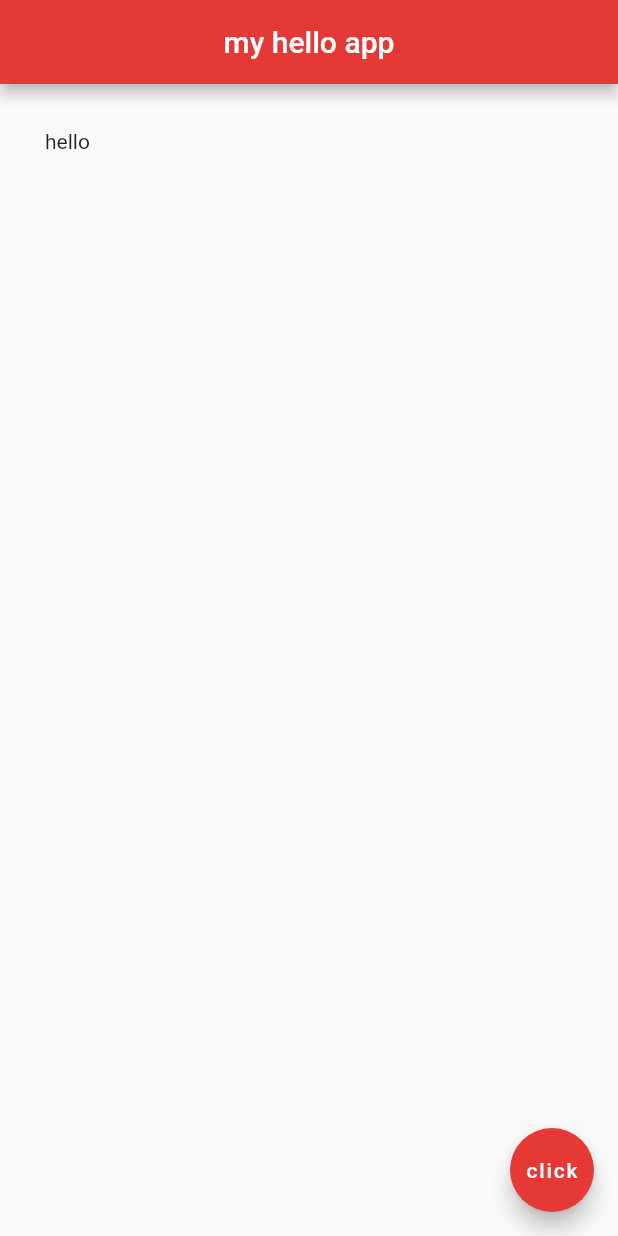
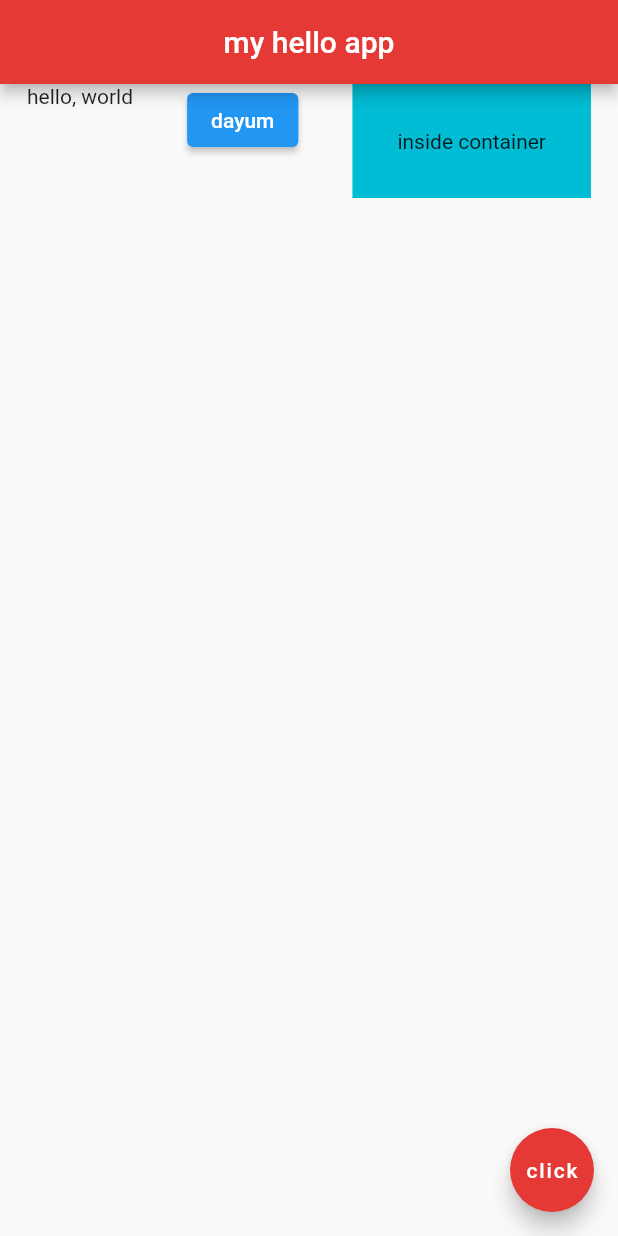
Before and after one commit to davindj/learn-flutter-1, a Flutter app: the screen it shows after launch, on a phone screen of 412 x 824 dp. Run offline on Flutter 3.47's test engine with Material 2 defaults, Android fonts, the phone set to English and light mode, and no system bars.

Commit message:
Ep 11 - Rows

```diff
--- a/lib/main.dart
+++ b/lib/main.dart
@@ -17,9 +17,21 @@ class Home extends StatelessWidget {
         centerTitle: true,
         backgroundColor: Colors.red[600],
       ),
-      body: const Padding(
-        padding: EdgeInsets.all(30.0),
-        child: Text('hello'),
+      body: Row(
+        mainAxisAlignment: MainAxisAlignment.spaceAround,
+        crossAxisAlignment: CrossAxisAlignment.start,
+        children: <Widget>[
+          const Text('hello, world'),
+          ElevatedButton(
+            onPressed: () {},
+            child: const Text('dayum'),
+          ),
+          Container(
+            color: Colors.cyan,
+            padding: const EdgeInsets.all(30.0),
+            child: const Text('inside container'),
+          )
+        ],
       ),
       floatingActionButton: FloatingActionButton(
         onPressed: (() {}),
```
